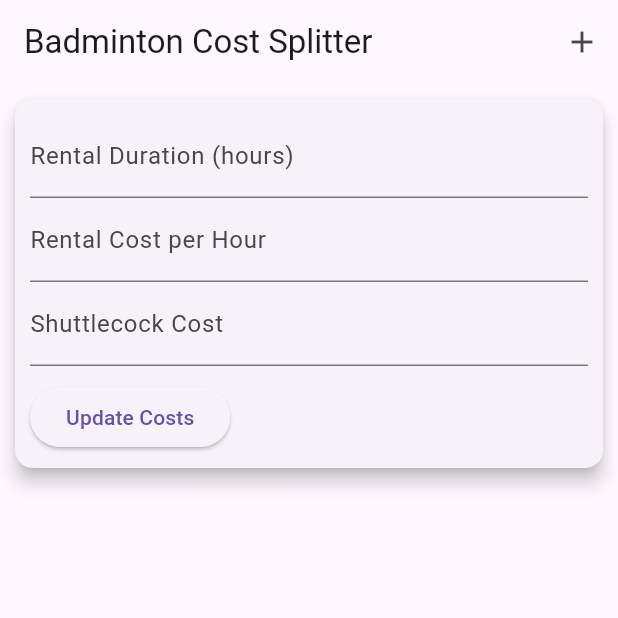
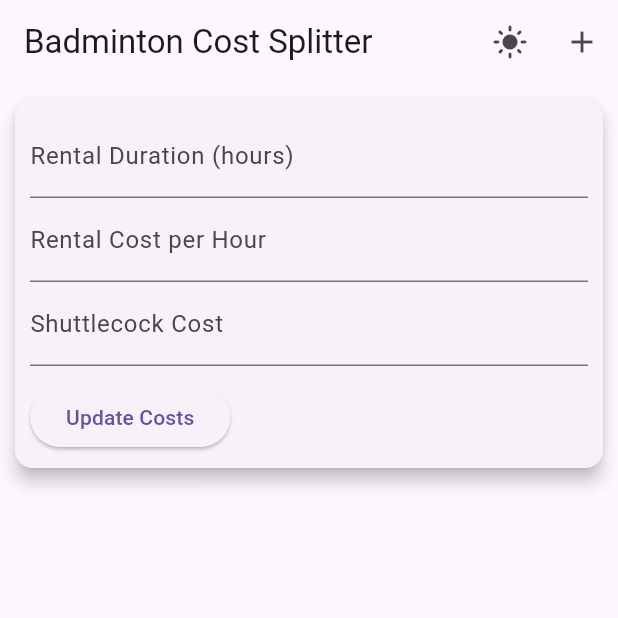
Before and after one commit to dimasw09/Badminton-App, a Flutter app: the screen it shows after launch, on a phone screen of 412 x 824 dp, the top half of it. Run offline on Flutter 3.47's test engine with Material 3 defaults, Android fonts, the phone set to English and light mode, and no system bars; our stand-ins replace flutter_local_notifications.

Commit message:
add dark theme

```diff
--- a/lib/main.dart
+++ b/lib/main.dart
@@ -1,19 +1,28 @@
 import 'package:flutter/material.dart';
+import 'package:provider/provider.dart';
 import 'screens/home_screen.dart';
+import 'providers/theme_provider.dart';
 
 void main() {
-  runApp(MyApp());
+  runApp(
+    ChangeNotifierProvider(
+      create: (context) => ThemeProvider(),
+      child: MyApp(),
+    ),
+  );
 }
 
 class MyApp extends StatelessWidget {
   @override
   Widget build(BuildContext context) {
+    final themeProvider = Provider.of<ThemeProvider>(context);
+
     return MaterialApp(
       debugShowCheckedModeBanner: false,
       title: 'Badminton Cost Splitter',
-      theme: ThemeData(
-        primarySwatch: Colors.blue,
-      ),
+      theme: ThemeData.light(),
+      darkTheme: ThemeData.dark(),
+      themeMode: themeProvider.themeMode,
       home: HomeScreen(),
     );
   }
--- /dev/null
+++ b/lib/providers/theme_provider.dart
@@ -0,0 +1,14 @@
+import 'package:flutter/material.dart';
+
+class ThemeProvider with ChangeNotifier {
+  bool _isDarkMode = false;
+
+  bool get isDarkMode => _isDarkMode;
+
+  ThemeMode get themeMode => _isDarkMode ? ThemeMode.dark : ThemeMode.light;
+
+  void toggleTheme() {
+    _isDarkMode = !_isDarkMode;
+    notifyListeners();
+  }
+}
--- a/lib/screens/home_screen.dart
+++ b/lib/screens/home_screen.dart
@@ -1,7 +1,8 @@
 import 'package:flutter/material.dart';
+import 'package:provider/provider.dart';
 import 'package:flutter_local_notifications/flutter_local_notifications.dart';
 import '../models/player.dart';
-import '../widgets/player_form.dart';
+import '../providers/theme_provider.dart';
 
 class HomeScreen extends StatefulWidget {
   @override
@@ -38,8 +39,7 @@
   void _initializeNotifications() async {
     var initializationSettingsAndroid =
         AndroidInitializationSettings('@mipmap/ic_launcher');
-    var initializationSettingsIOS =
-        DarwinInitializationSettings(); // Corrected name
+    var initializationSettingsIOS = DarwinInitializationSettings();
     var initializationSettings = InitializationSettings(
         android: initializationSettingsAndroid, iOS: initializationSettingsIOS);
     await flutterLocalNotificationsPlugin.initialize(initializationSettings);
@@ -231,8 +231,7 @@
         'your channel id', 'your channel name',
         importance: Importance.max, priority: Priority.high, ticker: 'ticker');
 
-    var iOSPlatformChannelSpecifics =
-        DarwinNotificationDetails(); // Corrected name
+    var iOSPlatformChannelSpecifics = DarwinNotificationDetails();
     var platformChannelSpecifics = NotificationDetails(
         android: androidPlatformChannelSpecifics,
         iOS: iOSPlatformChannelSpecifics);
@@ -261,7 +260,6 @@
       _shuttlecockCost = int.parse(_shuttlecockCostController.text);
     });
 
-    // Tampilkan snackbar sebagai konfirmasi
     ScaffoldMessenger.of(context).showSnackBar(
       SnackBar(
         content: Text('Costs updated successfully'),
@@ -272,10 +270,19 @@
 
   @override
   Widget build(BuildContext context) {
+    final themeProvider = Provider.of<ThemeProvider>(context);
+
     return Scaffold(
       appBar: AppBar(
         title: Text('Badminton Cost Splitter'),
         actions: <Widget>[
+          IconButton(
+            icon: Icon(
+                themeProvider.isDarkMode ? Icons.dark_mode : Icons.light_mode),
+            onPressed: () {
+              themeProvider.toggleTheme();
+            },
+          ),
           IconButton(
             icon: Icon(Icons.add),
             onPressed: () => _startAddNewPlayer(context),
@@ -355,9 +362,8 @@
                                     style:
                                         TextStyle(fontWeight: FontWeight.bold)),
                                 subtitle: Text(
-                                  'Sets Played: ${player.setsPlayed}',
-                                  style: TextStyle(color: Colors.grey),
-                                ),
+                                    'Sets Played: ${player.setsPlayed}',
+                                    style: TextStyle(color: Colors.grey)),
                                 trailing: Text(
                                   'Rp ${_calculateCostPerPerson(player).toStringAsFixed(2)}',
                                   style: TextStyle(
--- a/pubspec.yaml
+++ b/pubspec.yaml
@@ -35,6 +35,7 @@
   charts_flutter: ^0.12.0
   flutter_local_notifications: ^17.1.2
   fl_chart: ^0.68.0
+  provider: ^6.1.2
 
 
 
```
Also changed, not shown: pubspec.lock.
